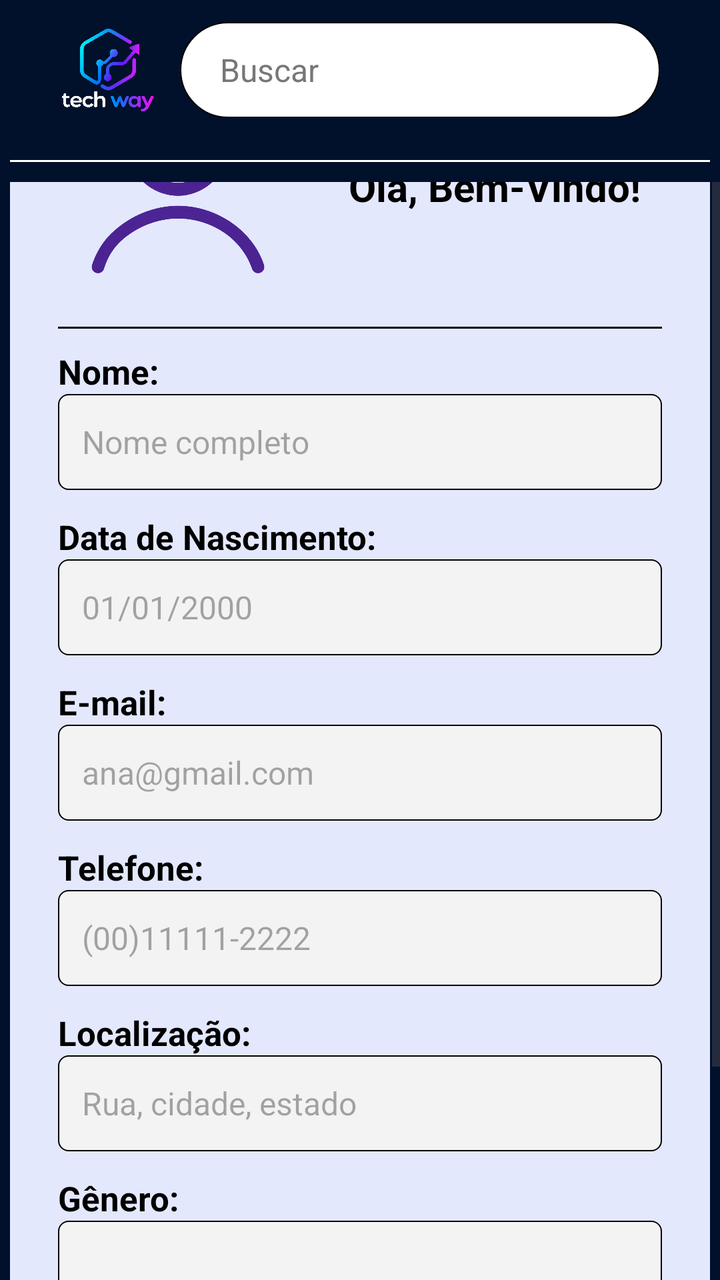
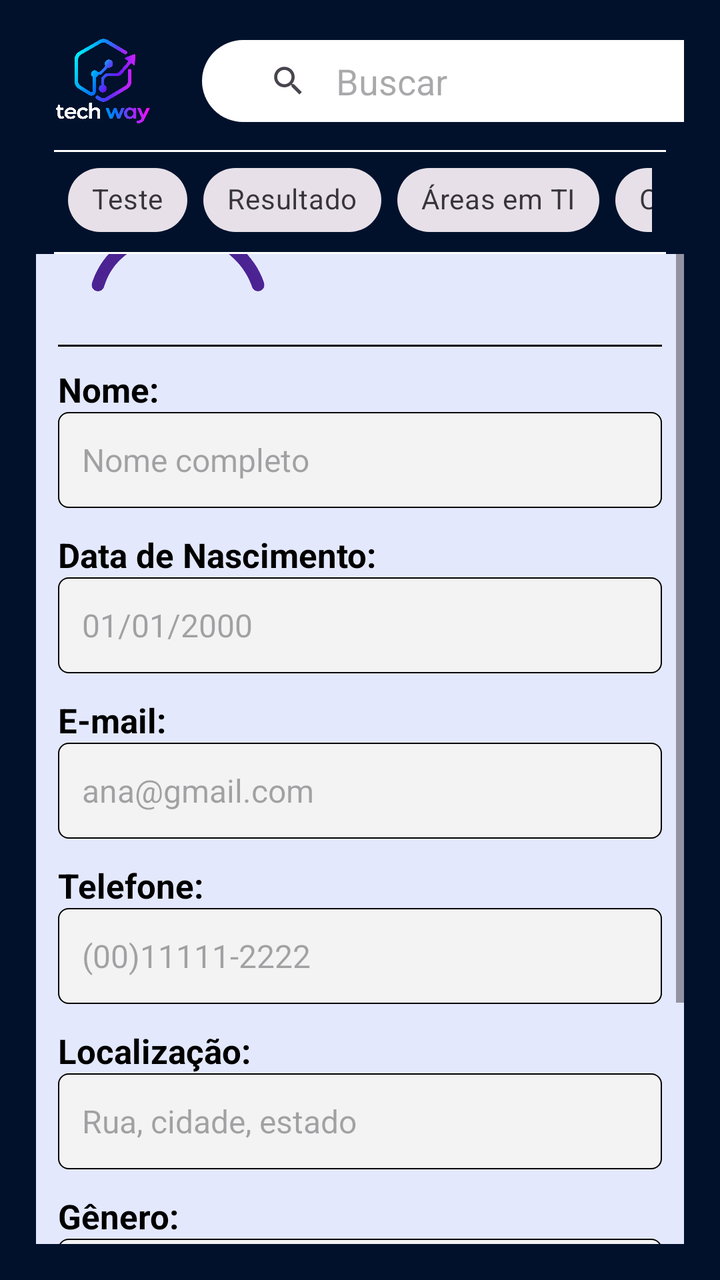

Before-and-after screenshots of an Android layout around one commit, followed by the original layout XML and the change that was made.
<!-- AndroidManifest.xml: application theme Theme.TechWayTCC -->
<!-- res/layout/perfil_activity.xml -->
<?xml version="1.0" encoding="utf-8"?>
<LinearLayout
    xmlns:android="http://schemas.android.com/apk/res/android"
    xmlns:app="http://schemas.android.com/apk/res-auto"
    xmlns:tools="http://schemas.android.com/tools"
    android:id="@+id/perfil"
    android:layout_width="match_parent"
    android:layout_height="match_parent"
    android:background="#01112C"
    android:orientation="vertical"
    tools:context=".nylly.Perfil">

    
    <LinearLayout
        android:layout_width="match_parent"
        android:layout_height="70dp"
        android:orientation="horizontal"
        android:gravity="center_vertical"
        android:paddingStart="30dp"
        android:paddingEnd="15dp">

        <ImageView
            android:id="@+id/logo"
            android:layout_width="48dp"
            android:layout_height="48dp"
            android:layout_marginEnd="12dp"
            android:src="@drawable/logo"
            android:scaleType="fitCenter"
            android:contentDescription="@string/logo_description" />

        <EditText
            android:id="@+id/barraPesquisa"
            android:layout_width="0dp"
            android:layout_height="48dp"
            android:layout_weight="1"
            android:layout_marginEnd="15dp"
            android:hint="@string/buscar"
            android:textColorHint="#777777"
            android:textSize="16sp"
            android:paddingStart="20dp"
            android:paddingEnd="20dp"
            android:background="@drawable/fundo_pesquisa"
            android:inputType="text"
            android:autofillHints="none" />

    </LinearLayout>


    
    <View
        android:layout_width="350dp"
        android:layout_height="1dp"
        android:background="@color/white"
        android:layout_gravity="center"
        android:layout_marginTop="10dp"
        android:layout_marginBottom="10dp" />


    
    <ScrollView
        android:layout_width="match_parent"
        android:layout_height="0dp"
        android:layout_weight="1"
        android:fillViewport="true">

        
        <LinearLayout
            android:layout_width="350dp"
            android:layout_height="wrap_content"
            android:layout_gravity="center"
            android:layout_margin="20dp"
            android:background="@drawable/fundo_arredondado"
            android:orientation="vertical"
            android:padding="24dp">

            
            <TextView
                android:layout_width="wrap_content"
                android:layout_height="wrap_content"
                android:layout_gravity="center"
                android:text="Seu Perfil"
                android:textColor="@color/black"
                android:textStyle="bold"
                android:textSize="22sp" />


            
            <View
                android:layout_width="match_parent"
                android:layout_height="1dp"
                android:background="@color/black"
                android:layout_marginTop="10dp"
                android:layout_marginBottom="10dp" />


            
            <LinearLayout
                android:layout_width="match_parent"
                android:layout_height="wrap_content"
                android:orientation="horizontal"
                android:gravity="center_vertical">

                <LinearLayout
                    android:layout_width="wrap_content"
                    android:layout_height="wrap_content"
                    android:orientation="vertical"
                    android:gravity="center">

                    <com.google.android.material.imageview.ShapeableImageView
                        android:id="@+id/fotoPerfil"
                        android:layout_width="120dp"
                        android:layout_height="120dp"
                        android:contentDescription="Foto de perfil"
                        android:scaleType="centerCrop"
                        android:src="@drawable/chatgpt_image_22_de_ago__de_2026__12_52_58"
                        app:shapeAppearanceOverlay="@style/FotoPerfilCircular" />


                </LinearLayout>

                <TextView
                    android:layout_width="0dp"
                    android:layout_height="wrap_content"
                    android:layout_weight="1"
                    android:layout_marginStart="15dp"
                    android:text="Olá, Bem-Vindo!"
                    android:textColor="@color/black"
                    android:textSize="20sp"
                    android:textStyle="bold"
                    android:gravity="center"
                    />

            </LinearLayout>


            
            <View
                android:layout_width="match_parent"
                android:layout_height="1dp"
                android:background="@color/black"
                android:layout_marginTop="10dp"
                android:layout_marginBottom="10dp" />

            
            <LinearLayout
                android:layout_width="match_parent"
                android:layout_height="wrap_content"
                android:orientation="vertical">

                
                <TextView
                    android:id="@+id/txtNome"
                    android:layout_width="wrap_content"
                    android:layout_height="wrap_content"
                    android:text="Nome:"
                    android:textStyle="bold"
                    android:textColor="@color/black"
                    android:textSize="17sp" />

                <TextView
                    android:id="@+id/tvNome"
                    android:layout_width="match_parent"
                    android:layout_height="48dp"
                    android:background="@drawable/edit_text"
                    android:gravity="center_vertical"
                    android:paddingStart="12dp"
                    android:paddingEnd="12dp"
                    android:hint="Nome completo"
                    android:textColor="@color/black"
                    android:textSize="16sp"
                    android:layout_marginBottom="12dp" />

                
                <TextView
                    android:id="@+id/txtDataNascimento"
                    android:layout_width="wrap_content"
                    android:layout_height="wrap_content"
                    android:text="Data de Nascimento:"
                    android:textStyle="bold"
                    android:textColor="@color/black"
                    android:textSize="17sp" />

                <TextView
                    android:id="@+id/tvDataNascimento"
                    android:layout_width="match_parent"
                    android:layout_height="48dp"
                    android:background="@drawable/edit_text"
                    android:gravity="center_vertical"
                    android:paddingStart="12dp"
                    android:paddingEnd="12dp"
                    android:hint="01/01/2000"
                    android:textColor="@color/black"
                    android:textSize="16sp"
                    android:layout_marginBottom="12dp" />

                
                <TextView
                    android:id="@+id/txtEmail"
                    android:layout_width="wrap_content"
                    android:layout_height="wrap_content"
                    android:text="E-mail:"
                    android:textStyle="bold"
                    android:textColor="@color/black"
                    android:textSize="17sp" />

                <TextView
                    android:id="@+id/tvEmail"
                    android:layout_width="match_parent"
                    android:layout_height="48dp"
                    android:background="@drawable/edit_text"
                    android:gravity="center_vertical"
                    android:paddingStart="12dp"
                    android:paddingEnd="12dp"
                    android:hint="ana@gmail.com"
                    android:textColor="@color/black"
                    android:textSize="16sp"
                    android:layout_marginBottom="12dp" />

                
                <TextView
                    android:id="@+id/txtTelefone"
                    android:layout_width="wrap_content"
                    android:layout_height="wrap_content"
                    android:text="Telefone:"
                    android:textStyle="bold"
                    android:textColor="@color/black"
                    android:textSize="17sp" />

                <TextView
                    android:id="@+id/tvTelefone"
                    android:layout_width="match_parent"
                    android:layout_height="48dp"
                    android:background="@drawable/edit_text"
                    android:gravity="center_vertical"
                    android:paddingStart="12dp"
                    android:paddingEnd="12dp"
                    android:hint="(00)11111-2222"
                    android:textColor="@color/black"
                    android:textSize="16sp"
                    android:layout_marginBottom="12dp" />

                
                <TextView
                    android:id="@+id/txtLocalização"
                    android:layout_width="wrap_content"
                    android:layout_height="wrap_content"
                    android:text="Localização:"
                    android:textStyle="bold"
                    android:textColor="@color/black"
                    android:textSize="17sp" />

                <TextView
                    android:id="@+id/tvLocalizacao"
                    android:layout_width="match_parent"
                    android:layout_height="48dp"
                    android:background="@drawable/edit_text"
                    android:gravity="center_vertical"
                    android:paddingStart="12dp"
                    android:paddingEnd="12dp"
                    android:hint="Rua, cidade, estado"
                    android:textColor="@color/black"
                    android:textSize="16sp"
                    android:layout_marginBottom="12dp" />

                
                <TextView
                    android:id="@+id/txtGenro"
                    android:layout_width="wrap_content"
                    android:layout_height="wrap_content"
                    android:text="Gênero:"
                    android:textStyle="bold"
                    android:textColor="@color/black"
                    android:textSize="17sp" />

                <Spinner
                    android:id="@+id/spinnerGenero"
                    android:layout_width="match_parent"
                    android:layout_height="48dp"
                    android:layout_marginBottom="12dp"
                    android:background="@drawable/edit_text"
                    android:paddingStart="12dp"
                    android:paddingEnd="12dp" />

                
                <Button
                    android:id="@+id/btnAlterarDados"
                    android:layout_width="wrap_content"
                    android:layout_height="48dp"
                    android:layout_gravity="center"
                    android:backgroundTint="#A78DD9"
                    android:text="Alterar dados"
                    android:textColor="#211247"
                    android:textStyle="bold"
                    android:layout_marginTop="30dp" />

            </LinearLayout>

        </LinearLayout>

    </ScrollView>

</LinearLayout>
<!-- resources referenced by this layout -->
<resources>
  <color name="black">#FF000000</color>
  <color name="white">#FFFFFFFF</color>
  <!-- drawable chatgpt_image_22_de_ago__de_2026__12_52_58: png bitmap (drawable, 258322 bytes) -->
  <!-- drawable edit_text (drawable) -->
  <?xml version="1.0" encoding="utf-8"?>
  <shape xmlns:android="http://schemas.android.com/apk/res/android"
      android:shape="rectangle"
      >
  
      <solid android:color="#F3F3F3" />
  
      <stroke
          android:width="0.7dp"
          android:color="#000000" />
  
      <corners android:radius="5dp" />
  
      <padding
          android:left="12dp"
          android:right="12dp"
          android:top="8dp"
          android:bottom="8dp" />
  
  </shape>
  <!-- drawable fundo_arredondado (drawable) -->
  <shape
  
      xmlns:android="http://schemas.android.com/apk/res/android"
  
      android:shape="rectangle">
  
      <solid android:color="#E3E8FC"/>
  
      <corners android:radius="25dp"/>
  
  </shape>
  <!-- drawable fundo_pesquisa (drawable) -->
  <?xml version="1.0" encoding="utf-8"?>
  <shape xmlns:android="http://schemas.android.com/apk/res/android"
      android:shape="rectangle">
  
      <solid android:color="@color/white" />
  
      <stroke
          android:width="0.5dp"/>
  
      <corners android:radius="25dp" />
  
  </shape>
  <!-- drawable logo: png bitmap (drawable, 471142 bytes) -->
  <string name="buscar">Buscar</string>
  <string name="logo_description">logo</string>
  <style name="FotoPerfilCircular">
          <item name="cornerFamily">rounded</item>
          <item name="cornerSize">50%</item>
          <item name="strokeWidth">3dp</item>
          <item name="strokeColor">#0C031F</item>
      </style>
  <style name="Theme.TechWayTCC" parent="Base.Theme.TechWayTCC" />
  <style name="Base.Theme.TechWayTCC" parent="Theme.Material3.DayNight.NoActionBar">
          
          
      </style>
</resources>

<!-- the commit's change to res/layout/perfil_activity.xml (unified diff, before → after) -->
@@ -6,55 +6,116 @@
     android:id="@+id/perfil"
     android:layout_width="match_parent"
     android:layout_height="match_parent"
+    android:padding="18dp"
     android:background="#01112C"
     android:orientation="vertical"
     tools:context=".nylly.Perfil">
 
-    
     <LinearLayout
         android:layout_width="match_parent"
-        android:layout_height="70dp"
-        android:orientation="horizontal"
+        android:layout_height="wrap_content"
         android:gravity="center_vertical"
-        android:paddingStart="30dp"
-        android:paddingEnd="15dp">
-
-        <ImageView
-            android:id="@+id/logo"
-            android:layout_width="48dp"
-            android:layout_height="48dp"
-            android:layout_marginEnd="12dp"
-            android:src="@drawable/logo"
-            android:scaleType="fitCenter"
-            android:contentDescription="@string/logo_description" />
-
-        <EditText
-            android:id="@+id/barraPesquisa"
-            android:layout_width="0dp"
-            android:layout_height="48dp"
-            android:layout_weight="1"
-            android:layout_marginEnd="15dp"
-            android:hint="@string/buscar"
-            android:textColorHint="#777777"
-            android:textSize="16sp"
-            android:paddingStart="20dp"
-            android:paddingEnd="20dp"
-            android:background="@drawable/fundo_pesquisa"
-            android:inputType="text"
-            android:autofillHints="none" />
+        android:orientation="horizontal">
+
+        
+        <LinearLayout
+            android:layout_width="49dp"
+            android:layout_height="45dp"
+            android:padding="11dp"
+            android:orientation="horizontal"
+            android:layout_marginStart="9dp"
+            android:background="@drawable/logo">
+        </LinearLayout>
+
+        
+        <LinearLayout
+            android:id="@+id/conteiner_Barra2"
+            android:layout_width="match_parent"
+            android:layout_height="41dp"
+            android:layout_marginLeft="25dp"
+            android:orientation="horizontal">
+
+            <androidx.appcompat.widget.SearchView
+
+                android:id="@+id/barra_pesquisa2"
+                android:layout_width="280dp"
+                android:layout_height="wrap_content"
+                android:background="@drawable/barra_arredondada"
+                android:gravity="center"
+                android:padding="11dp"
+                app:iconifiedByDefault="false"
+                app:queryBackground="@null"
+                app:queryHint="Buscar" />
+        </LinearLayout>
 
     </LinearLayout>
 
-
-    
     <View
-        android:layout_width="350dp"
+        android:layout_width="match_parent"
         android:layout_height="1dp"
-        android:background="@color/white"
-        android:layout_gravity="center"
-        android:layout_marginTop="10dp"
-        android:layout_marginBottom="10dp" />
-
+        android:layout_marginTop="12dp"
+        android:layout_marginStart="9dp"
+        android:layout_marginEnd="9dp"
+        android:background="#FFFFFF" />
+
+    <LinearLayout
+        android:layout_width="match_parent"
+        android:layout_height="wrap_content"
+        android:gravity="center_vertical"
+        android:orientation="horizontal">
+
+        <HorizontalScrollView
+            android:layout_width="match_parent"
+            android:layout_height="wrap_content"
+            android:scrollbars="none"
+            android:paddingStart="16dp"
+            android:paddingEnd="16dp">
+
+            <com.google.android.material.chip.ChipGroup
+                android:layout_width="wrap_content"
+                android:layout_height="wrap_content"
+                android:orientation="horizontal">
+
+                <com.google.android.material.chip.Chip
+                    android:id="@+id/chipTeste"
+                    style="@style/Widget.MaterialComponents.Chip.Choice"
+                    android:layout_width="wrap_content"
+                    android:layout_height="wrap_content"
+                    android:text="Teste" />
+
+                <com.google.android.material.chip.Chip
+                    android:id="@+id/chipResultado"
+                    style="@style/Widget.MaterialComponents.Chip.Choice"
+                    android:layout_width="wrap_content"
+                    android:layout_height="wrap_content"
+                    android:text="Resultado" />
+
+                <com.google.android.material.chip.Chip
+                    android:id="@+id/chipAreas"
+                    style="@style/Widget.MaterialComponents.Chip.Choice"
+                    android:layout_width="wrap_content"
+                    android:layout_height="wrap_content"
+                    android:text="Áreas em TI" />
+
+                <com.google.android.material.chip.Chip
+                    android:id="@+id/chipCursos"
+                    style="@style/Widget.MaterialComponents.Chip.Choice"
+                    android:layout_width="wrap_content"
+                    android:layout_height="wrap_content"
+                    android:text="Cursos" />
+
+            </com.google.android.material.chip.ChipGroup>
+        </HorizontalScrollView>
+
+    </LinearLayout>
+
+    <View
+        android:layout_width="match_parent"
+        android:layout_height="1dp"
+        android:layout_marginTop="2dp"
+        android:layout_marginStart="9dp"
+        android:layout_marginEnd="9dp"
+        android:background="#FFFFFF" />
 
     
     <ScrollView
<!-- resource entries referenced after the edit -->
@@ -1,6 +1,16 @@
 <!-- resources referenced by this layout -->
 <resources>
   <color name="black">#FF000000</color>
+  <!-- drawable barra_arredondada (drawable) -->
+  <?xml version="1.0" encoding="utf-8"?>
+  <shape xmlns:android="http://schemas.android.com/apk/res/android"
+      android:shape="rectangle">
+  
+      <solid android:color="@color/white"/>
+      <corners android:radius="22dp"/>
+  
+  
+  </shape>
   <color name="white">#FFFFFFFF</color>
   <!-- drawable chatgpt_image_22_de_ago__de_2026__12_52_58: png bitmap (drawable, 258322 bytes) -->
   <!-- drawable edit_text (drawable) -->
@@ -36,22 +46,7 @@
       <corners android:radius="25dp"/>
   
   </shape>
-  <!-- drawable fundo_pesquisa (drawable) -->
-  <?xml version="1.0" encoding="utf-8"?>
-  <shape xmlns:android="http://schemas.android.com/apk/res/android"
-      android:shape="rectangle">
-  
-      <solid android:color="@color/white" />
-  
-      <stroke
-          android:width="0.5dp"/>
-  
-      <corners android:radius="25dp" />
-  
-  </shape>
   <!-- drawable logo: png bitmap (drawable, 471142 bytes) -->
-  <string name="buscar">Buscar</string>
-  <string name="logo_description">logo</string>
   <style name="FotoPerfilCircular">
           <item name="cornerFamily">rounded</item>
           <item name="cornerSize">50%</item>
